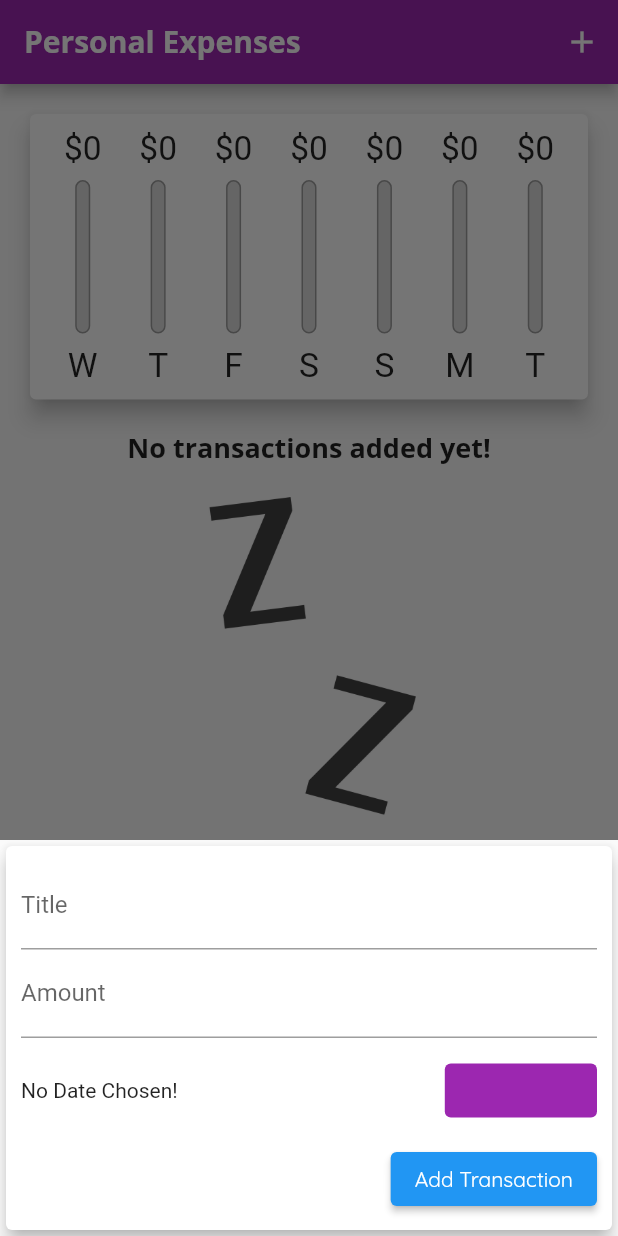
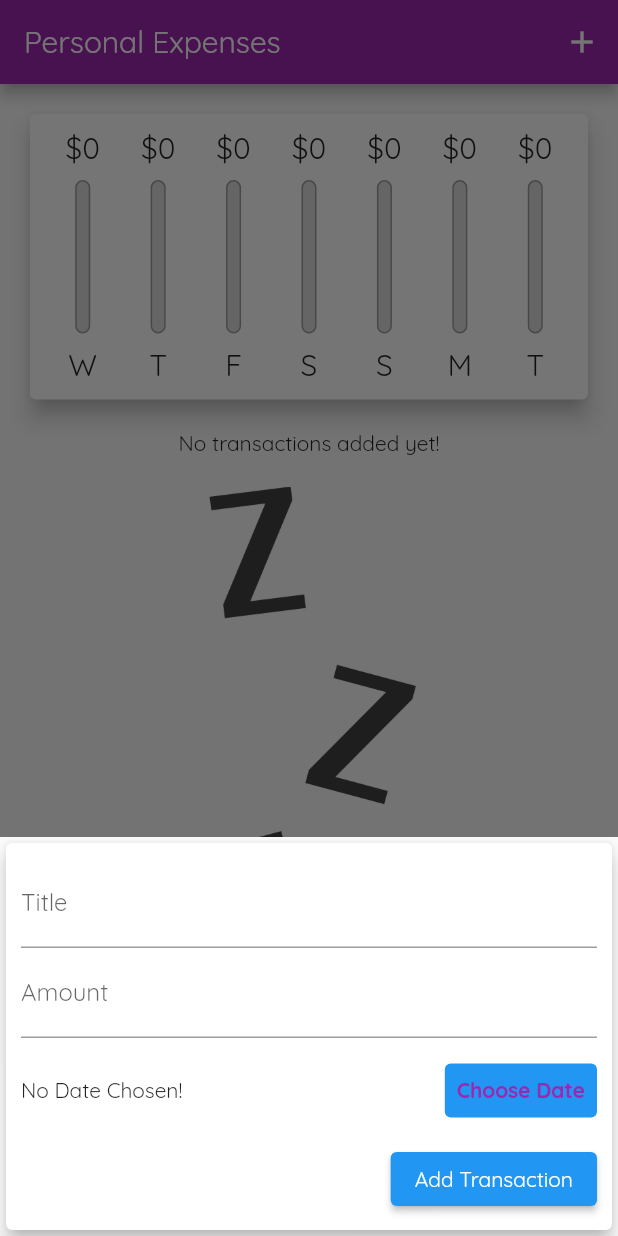
Before and after one commit to nihil-sine-nikhil/flutter-responsive-expenses-app, a Flutter app: the screen it shows after launch, after a tap on the "add" icon, on a phone screen of 412 x 824 dp. Run offline on Flutter 3.47's test engine with Material 2 defaults, Android fonts, the phone set to English and light mode, and no system bars.

```diff
--- a/lib/main.dart
+++ b/lib/main.dart
@@ -19,27 +19,11 @@ class MyApp extends StatelessWidget {
     return MaterialApp(
       title: 'Personal Expenses',
       theme: ThemeData(
-          primarySwatch: Colors.purple,
-          accentColor: Colors.amber,
-          // errorColor: Colors.red,
-          fontFamily: 'Quicksand',
-          textTheme: ThemeData.light().textTheme.copyWith(
-                titleLarge: TextStyle(
-                  fontFamily: 'OpenSans',
-                  fontWeight: FontWeight.bold,
-                  fontSize: 18,
-                ),
-                button: TextStyle(color: Colors.white),
-              ),
-          appBarTheme: AppBarTheme(
-            textTheme: ThemeData.light().textTheme.copyWith(
-                  titleLarge: TextStyle(
-                    fontFamily: 'OpenSans',
-                    fontSize: 20,
-                    fontWeight: FontWeight.bold,
-                  ),
-                ),
-          )),
+        primarySwatch: Colors.purple,
+        accentColor: Colors.amber,
+        // errorColor: Colors.red,
+        fontFamily: 'Quicksand',
+      ),
       home: MyHomePage(),
     );
   }
--- a/lib/widgets/new_transaction.dart
+++ b/lib/widgets/new_transaction.dart
@@ -95,7 +95,8 @@ class _NewTransactionState extends State<NewTransaction> {
                     ),
                     TextButton(
                       style: TextButton.styleFrom(
-                          backgroundColor: Theme.of(context).primaryColor),
+                        backgroundColor: Colors.blue,
+                      ),
                       child: Text(
                         'Choose Date',
                         style: TextStyle(
--- a/lib/widgets/transaction_list.dart
+++ b/lib/widgets/transaction_list.dart
@@ -17,7 +17,6 @@ class TransactionList extends StatelessWidget {
               children: <Widget>[
                 Text(
                   'No transactions added yet!',
-                  style: Theme.of(context).textTheme.titleLarge,
                 ),
                 SizedBox(
                   height: 20,
```
Also changed, not shown: 1 other file.
